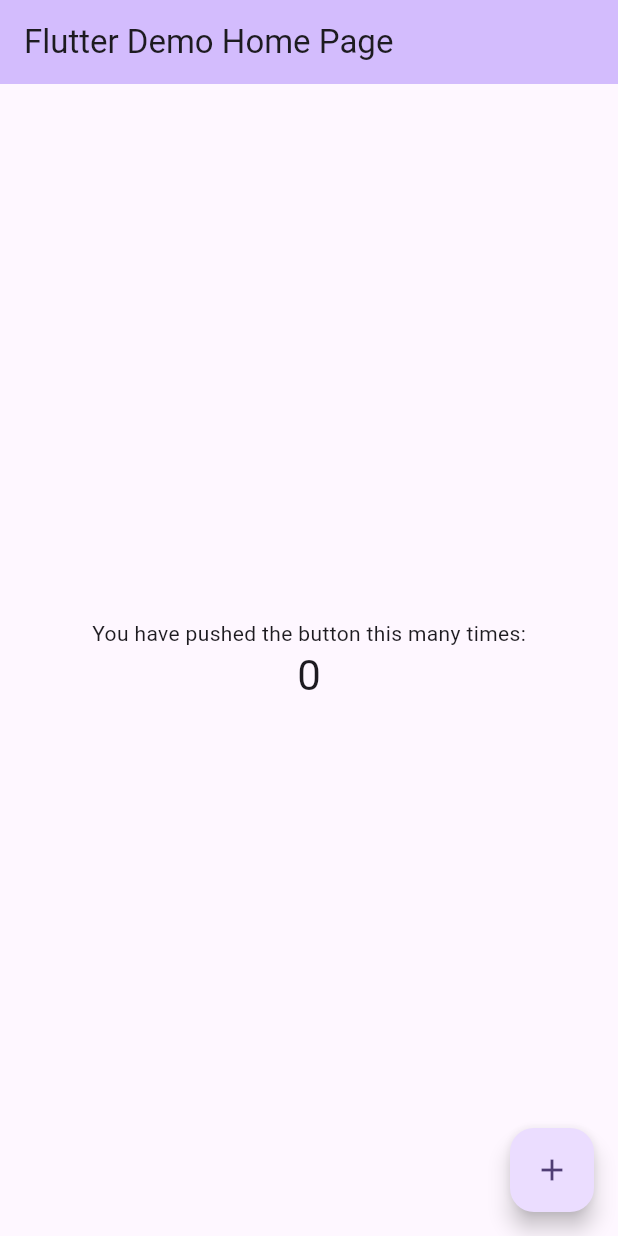
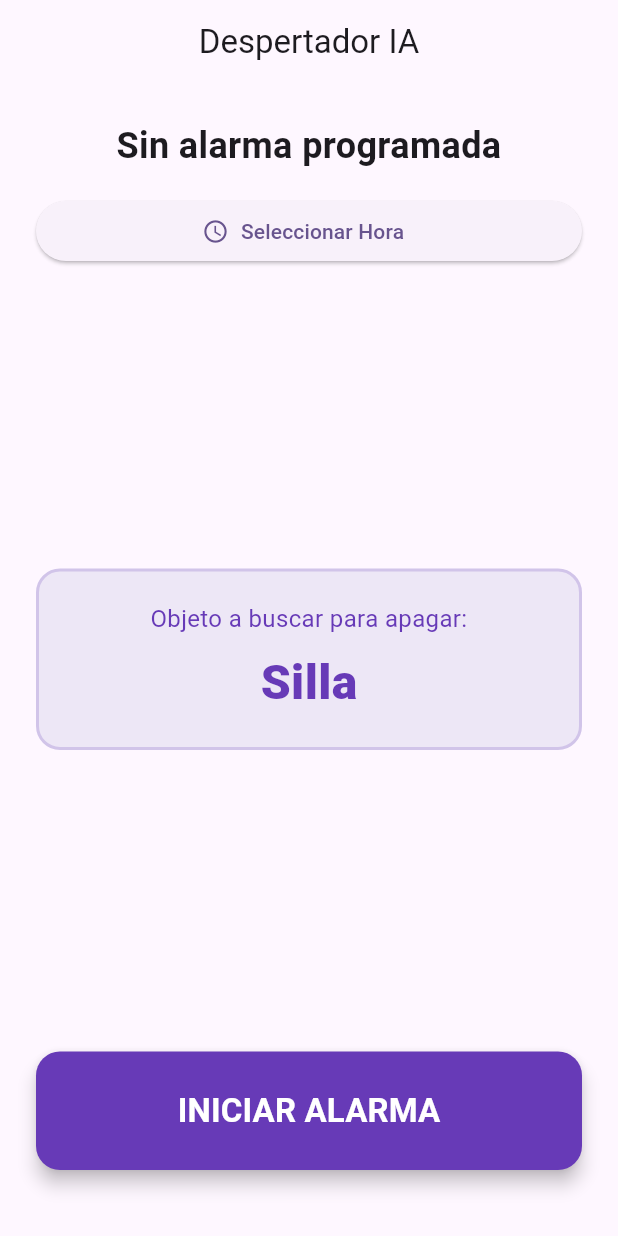
Before and after one commit to DebugggMax/Alarma-Molesta, a Flutter app: the screen it shows after launch, on a phone screen of 412 x 824 dp. Run offline on Flutter 3.47's test engine with Material 3 defaults, Android fonts, the phone set to English and light mode, and no system bars.

Commit message:
Comienzo a armar el esqueleto de las pantallas, creando pantalla de la camara y la home screen

```diff
--- a/alarma_flutter/lib/main.dart
+++ b/alarma_flutter/lib/main.dart
@@ -1,122 +1,24 @@
 import 'package:flutter/material.dart';
+import 'screens/home_screen.dart'; // Importamos tu nueva pantalla
 
 void main() {
-  runApp(const MyApp());
+  runApp(const AlarmaApp());
 }
 
-class MyApp extends StatelessWidget {
-  const MyApp({super.key});
+class AlarmaApp extends StatelessWidget {
+  const AlarmaApp({super.key});
 
-  // This widget is the root of your application.
   @override
   Widget build(BuildContext context) {
     return MaterialApp(
-      title: 'Flutter Demo',
+      title: 'Despertador IA',
+      debugShowCheckedModeBanner: false, // Oculta la etiqueta de debug
       theme: ThemeData(
-        // This is the theme of your application.
-        //
-        // TRY THIS: Try running your application with "flutter run". You'll see
-        // the application has a purple toolbar. Then, without quitting the app,
-        // try changing the seedColor in the colorScheme below to Colors.green
-        // and then invoke "hot reload" (save your changes or press the "hot
-        // reload" button in a Flutter-supported IDE, or press "r" if you used
-        // the command line to start the app).
-        //
-        // Notice that the counter didn't reset back to zero; the application
-        // state is not lost during the reload. To reset the state, use hot
-        // restart instead.
-        //
-        // This works for code too, not just values: Most code changes can be
-        // tested with just a hot reload.
-        colorScheme: .fromSeed(seedColor: Colors.deepPurple),
+        colorScheme: ColorScheme.fromSeed(seedColor: Colors.deepPurple),
+        useMaterial3: true,
       ),
-      home: const MyHomePage(title: 'Flutter Demo Home Page'),
+      // Aquí está la magia: conectamos el inicio con tu pantalla
+      home: const HomeScreen(),
     );
   }
 }
-
-class MyHomePage extends StatefulWidget {
-  const MyHomePage({super.key, required this.title});
-
-  // This widget is the home page of your application. It is stateful, meaning
-  // that it has a State object (defined below) that contains fields that affect
-  // how it looks.
-
-  // This class is the configuration for the state. It holds the values (in this
-  // case the title) provided by the parent (in this case the App widget) and
-  // used by the build method of the State. Fields in a Widget subclass are
-  // always marked "final".
-
-  final String title;
-
-  @override
-  State<MyHomePage> createState() => _MyHomePageState();
-}
-
-class _MyHomePageState extends State<MyHomePage> {
-  int _counter = 0;
-
-  void _incrementCounter() {
-    setState(() {
-      // This call to setState tells the Flutter framework that something has
-      // changed in this State, which causes it to rerun the build method below
-      // so that the display can reflect the updated values. If we changed
-      // _counter without calling setState(), then the build method would not be
-      // called again, and so nothing would appear to happen.
-      _counter++;
-    });
-  }
-
-  @override
-  Widget build(BuildContext context) {
-    // This method is rerun every time setState is called, for instance as done
-    // by the _incrementCounter method above.
-    //
-    // The Flutter framework has been optimized to make rerunning build methods
-    // fast, so that you can just rebuild anything that needs updating rather
-    // than having to individually change instances of widgets.
-    return Scaffold(
-      appBar: AppBar(
-        // TRY THIS: Try changing the color here to a specific color (to
-        // Colors.amber, perhaps?) and trigger a hot reload to see the AppBar
-        // change color while the other colors stay the same.
-        backgroundColor: Theme.of(context).colorScheme.inversePrimary,
-        // Here we take the value from the MyHomePage object that was created by
-        // the App.build method, and use it to set our appbar title.
-        title: Text(widget.title),
-      ),
-      body: Center(
-        // Center is a layout widget. It takes a single child and positions it
-        // in the middle of the parent.
-        child: Column(
-          // Column is also a layout widget. It takes a list of children and
-          // arranges them vertically. By default, it sizes itself to fit its
-          // children horizontally, and tries to be as tall as its parent.
-          //
-          // Column has various properties to control how it sizes itself and
-          // how it positions its children. Here we use mainAxisAlignment to
-          // center the children vertically; the main axis here is the vertical
-          // axis because Columns are vertical (the cross axis would be
-          // horizontal).
-          //
-          // TRY THIS: Invoke "debug painting" (choose the "Toggle Debug Paint"
-          // action in the IDE, or press "p" in the console), to see the
-          // wireframe for each widget.
-          mainAxisAlignment: .center,
-          children: [
-            const Text('You have pushed the button this many times:'),
-            Text(
-              '$_counter',
-              style: Theme.of(context).textTheme.headlineMedium,
-            ),
-          ],
-        ),
-      ),
-      floatingActionButton: FloatingActionButton(
-        onPressed: _incrementCounter,
-        tooltip: 'Increment',
-        child: const Icon(Icons.add),
-      ),
-    );
-  }
-}
--- /dev/null
+++ b/alarma_flutter/lib/screens/camera_screen.dart
@@ -0,0 +1,20 @@
+import 'package:flutter/material.dart';
+
+class CameraScreen extends StatelessWidget {
+  const CameraScreen({super.key});
+
+  @override
+  Widget build(BuildContext context) {
+    return Scaffold(
+      appBar: AppBar(
+        title: const Text('Cámara Activa'),
+      ),
+      body: const Center(
+        child: Text(
+          'Pantalla de Cámara en construcción 📸',
+          style: TextStyle(fontSize: 18),
+        ),
+      ),
+    );
+  }
+}
--- /dev/null
+++ b/alarma_flutter/lib/screens/home_screen.dart
@@ -0,0 +1,119 @@
+import 'package:flutter/material.dart';
+import 'camera_screen.dart'; // Importaremos la pantalla de la cámara
+
+class HomeScreen extends StatefulWidget {
+  const HomeScreen({super.key});
+
+  @override
+  State<HomeScreen> createState() => _HomeScreenState();
+}
+
+class _HomeScreenState extends State<HomeScreen> {
+  TimeOfDay? _selectedTime;
+
+  // PD: Recordatorio de que más adelante este valor será Random
+  final String _targetObject = "Silla";
+
+  // Función para abrir el selector de hora nativo
+  Future<void> _selectTime(BuildContext context) async {
+    final TimeOfDay? picked = await showTimePicker(
+      context: context,
+      initialTime: TimeOfDay.now(),
+    );
+    if (picked != null && picked != _selectedTime) {
+      setState(() {
+        _selectedTime = picked;
+      });
+    }
+  }
+
+  @override
+  Widget build(BuildContext context) {
+    return Scaffold(
+      appBar: AppBar(
+        title: const Text('Despertador IA'),
+        centerTitle: true,
+      ),
+      body: Padding(
+        padding: const EdgeInsets.all(24.0),
+        child: Column(
+          mainAxisAlignment: MainAxisAlignment.center,
+          crossAxisAlignment: CrossAxisAlignment.stretch,
+          children: [
+            // --- SECCIÓN DEL RELOJ ---
+            Text(
+              _selectedTime != null
+                  ? "Alarma programada:\n${_selectedTime!.format(context)}"
+                  : "Sin alarma programada",
+              textAlign: TextAlign.center,
+              style: const TextStyle(fontSize: 24, fontWeight: FontWeight.w600),
+            ),
+            const SizedBox(height: 16),
+            ElevatedButton.icon(
+              onPressed: () => _selectTime(context),
+              icon: const Icon(Icons.access_time),
+              label: const Text('Seleccionar Hora'),
+            ),
+
+            const Spacer(),
+
+            // --- SECCIÓN DE LA MISIÓN (OBJETO) ---
+            Container(
+              padding: const EdgeInsets.all(20),
+              decoration: BoxDecoration(
+                color: Colors.deepPurple.shade50,
+                borderRadius: BorderRadius.circular(16),
+                border: Border.all(color: Colors.deepPurple.shade100, width: 2),
+              ),
+              child: Column(
+                children: [
+                  const Text(
+                    "Objeto a buscar para apagar:",
+                    style: TextStyle(fontSize: 16, color: Colors.deepPurple),
+                    textAlign: TextAlign.center,
+                  ),
+                  const SizedBox(height: 8),
+                  Text(
+                    _targetObject,
+                    style: const TextStyle(
+                      fontSize: 32,
+                      fontWeight: FontWeight.w900,
+                      color: Colors.deepPurple
+                    ),
+                  ),
+                ],
+              ),
+            ),
+
+            const Spacer(),
+
+            // --- BOTÓN GIGANTE ---
+            ElevatedButton(
+              style: ElevatedButton.styleFrom(
+                padding: const EdgeInsets.symmetric(vertical: 24),
+                backgroundColor: Colors.deepPurple,
+                foregroundColor: Colors.white,
+                shape: RoundedRectangleBorder(
+                  borderRadius: BorderRadius.circular(16),
+                ),
+                elevation: 5,
+              ),
+              onPressed: () {
+                // Navegación a la pantalla de la cámara
+                Navigator.push(
+                  context,
+                  MaterialPageRoute(builder: (context) => const CameraScreen()),
+                );
+              },
+              child: const Text(
+                'INICIAR ALARMA',
+                style: TextStyle(fontSize: 22, fontWeight: FontWeight.bold),
+              ),
+            ),
+            const SizedBox(height: 20),
+          ],
+        ),
+      ),
+    );
+  }
+}
```
Also changed, not shown: 1 other file.
